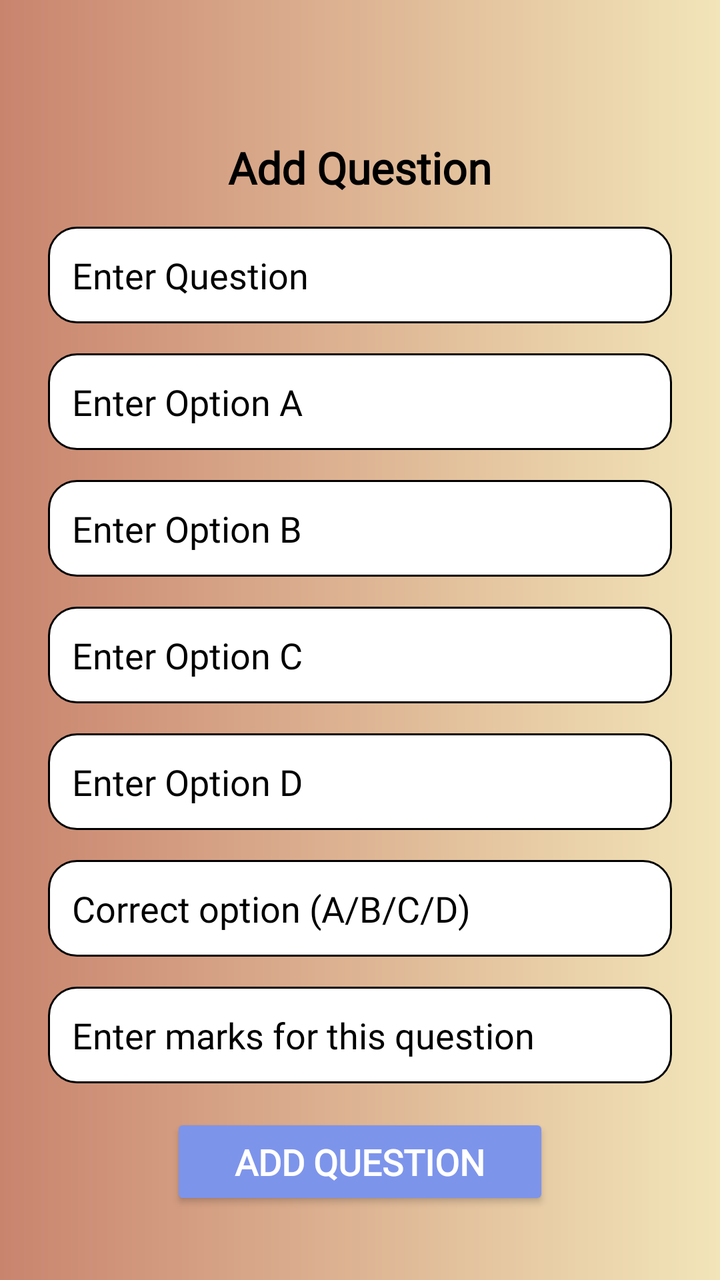
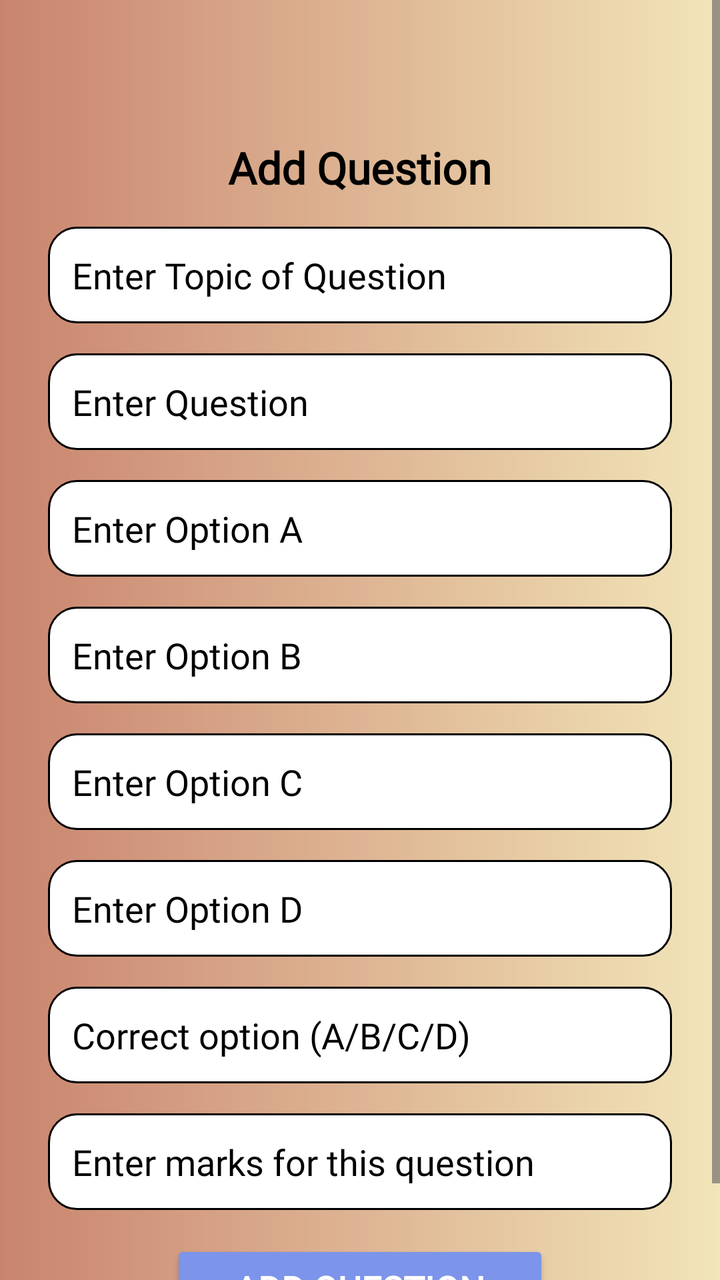

Before-and-after screenshots of an Android layout around one commit, followed by the original layout XML and the change that was made.
<!-- AndroidManifest.xml: application theme Theme.EduQuiz -->
<!-- res/layout/activity_add_question.xml -->
<?xml version="1.0" encoding="utf-8"?>
<ScrollView
    xmlns:android="http://schemas.android.com/apk/res/android"
    xmlns:tools="http://schemas.android.com/tools"
    android:layout_width="match_parent"
    android:layout_height="match_parent"
    android:background="@drawable/new_card_background"
    tools:context=".teacheractivities.AddQuestionActivity">

    <LinearLayout
        android:layout_width="match_parent"
        android:layout_height="match_parent"
        android:orientation="vertical"
        android:padding="24dp"
        android:gravity="center_horizontal">

        
        <TextView
            android:layout_width="wrap_content"
            android:layout_height="wrap_content"
            android:text="Add Question"
            android:textSize="22sp"
            android:textStyle="bold"
            android:textColor="@color/black"
            android:fontFamily="@font/adamina"
            android:layout_marginBottom="15dp"
            android:layout_marginTop="45dp"/>

        
        <EditText
            android:id="@+id/etaddquestionquestion"
            android:layout_width="match_parent"
            android:layout_height="wrap_content"
            android:hint="Enter Question"
            android:textSize="18sp"
            android:fontFamily="@font/alice"
            android:textColorHint="@color/black"
            android:textColor="@color/black"
            android:inputType="text"
            android:background="@drawable/edit2"
            android:padding="12dp"
            android:layout_marginBottom="15dp" />

        
        <EditText
            android:id="@+id/etaddquestionoptiona"
            android:layout_width="match_parent"
            android:layout_height="wrap_content"
            android:hint="Enter Option A"
            android:textSize="18sp"
            android:fontFamily="@font/alice"
            android:textColorHint="@color/black"
            android:textColor="@color/black"
            android:inputType="text"
            android:background="@drawable/edit2"
            android:padding="12dp"
            android:layout_marginBottom="15dp" />

        <EditText
            android:id="@+id/etaddquestionoptionb"
            android:layout_width="match_parent"
            android:layout_height="wrap_content"
            android:hint="Enter Option B"
            android:textSize="18sp"
            android:fontFamily="@font/alice"
            android:textColorHint="@color/black"
            android:textColor="@color/black"
            android:inputType="text"
            android:background="@drawable/edit2"
            android:padding="12dp"
            android:layout_marginBottom="15dp" />

        <EditText
            android:id="@+id/etaddquestionoptionc"
            android:layout_width="match_parent"
            android:layout_height="wrap_content"
            android:hint="Enter Option C"
            android:textSize="18sp"
            android:fontFamily="@font/alice"
            android:textColorHint="@color/black"
            android:textColor="@color/black"
            android:inputType="text"
            android:background="@drawable/edit2"
            android:padding="12dp"
            android:layout_marginBottom="15dp" />

        <EditText
            android:id="@+id/etaddquestionoptiond"
            android:layout_width="match_parent"
            android:layout_height="wrap_content"
            android:hint="Enter Option D"
            android:textSize="18sp"
            android:fontFamily="@font/alice"
            android:textColorHint="@color/black"
            android:textColor="@color/black"
            android:inputType="text"
            android:background="@drawable/edit2"
            android:padding="12dp"
            android:layout_marginBottom="15dp" />

        <EditText
            android:id="@+id/etaddquestioncorrectoption"
            android:layout_width="match_parent"
            android:layout_height="wrap_content"
            android:hint="Correct option (A/B/C/D) "
            android:textSize="18sp"
            android:fontFamily="@font/alice"
            android:textColorHint="@color/black"
            android:textColor="@color/black"
            android:inputType="text"
            android:background="@drawable/edit2"
            android:padding="12dp"
            android:layout_marginBottom="15dp" />

        <EditText
            android:id="@+id/etaddquestionmarks"
            android:layout_width="match_parent"
            android:layout_height="wrap_content"
            android:hint="Enter marks for this question"
            android:textSize="18sp"
            android:fontFamily="@font/alice"
            android:textColorHint="@color/black"
            android:textColor="@color/black"
            android:inputType="text"
            android:background="@drawable/edit2"
            android:padding="12dp"
            android:layout_marginBottom="15dp" />

        <androidx.appcompat.widget.AppCompatButton
            android:id="@+id/btnaddquestionadd"
            android:layout_width="wrap_content"
            android:layout_height="wrap_content"
            android:textStyle="bold"
            android:textSize="18sp"
            android:text="Add Question"
            android:textColor="@color/white"
            android:fontFamily="@font/alice"
            android:backgroundTint="@color/blue"
            android:paddingHorizontal="32dp"
            android:paddingVertical="12dp"/>
    </LinearLayout>
</ScrollView>
<!-- resources referenced by this layout -->
<resources>
  <color name="black">#FF000000</color>
  <color name="blue">#7D94EB</color>
  <color name="white">#FFFFFFFF</color>
  <!-- drawable edit2 (drawable) -->
  <?xml version="1.0" encoding="utf-8"?>
  <shape xmlns:android="http://schemas.android.com/apk/res/android">
      <corners android:radius="14dp"/>
      <stroke android:color="@color/black" android:width="0.9dp"/>
      <solid android:color="@color/white"/>
      <size android:height="10dp"/>
  </shape>
  <!-- drawable new_card_background (drawable) -->
  <?xml version="1.0" encoding="utf-8"?>
  <shape xmlns:android="http://schemas.android.com/apk/res/android">
  
      <gradient
          android:startColor="@color/orange"
          android:endColor="@color/yellow" />
  
  </shape>
  <style name="Theme.EduQuiz" parent="Base.Theme.EduQuiz" />
  <color name="orange">#C9846E</color>
  <color name="yellow">#F2E5B9</color>
  <style name="Base.Theme.EduQuiz" parent="Theme.Material3.DayNight.NoActionBar">
          
          
      </style>
</resources>

<!-- the commit's change to res/layout/activity_add_question.xml (unified diff, before → after) -->
@@ -25,6 +25,19 @@
             android:fontFamily="@font/adamina"
             android:layout_marginBottom="15dp"
             android:layout_marginTop="45dp"/>
+        <EditText
+            android:id="@+id/etaddquestionquestiontopic"
+            android:layout_width="match_parent"
+            android:layout_height="wrap_content"
+            android:hint="Enter Topic of Question"
+            android:textSize="18sp"
+            android:fontFamily="@font/alice"
+            android:textColorHint="@color/black"
+            android:textColor="@color/black"
+            android:inputType="text"
+            android:background="@drawable/edit2"
+            android:padding="12dp"
+            android:layout_marginBottom="15dp" />
 
         
         <EditText
